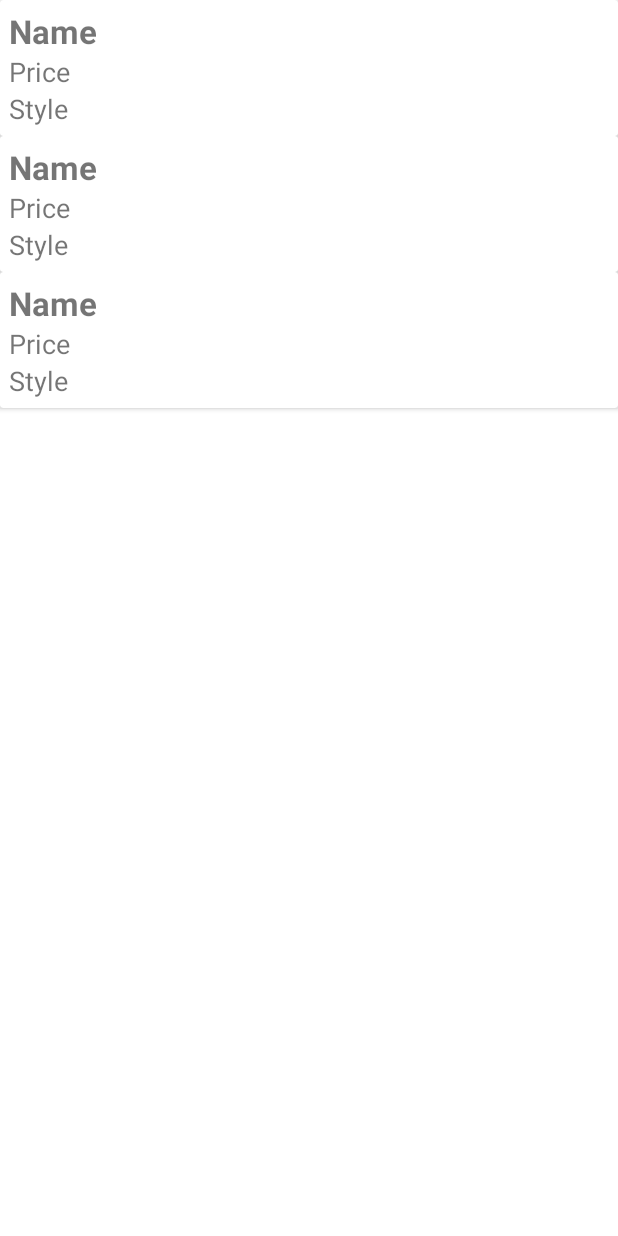
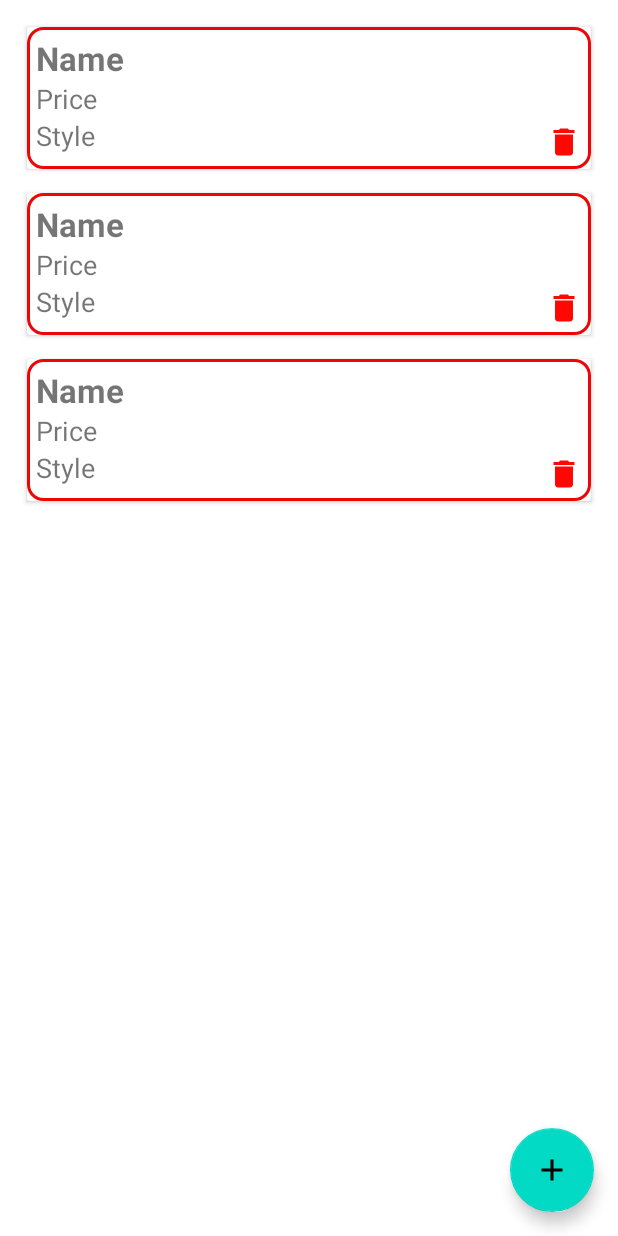
Before and after one commit to CaoThang7/Android_Network_PHP, an Android app: the layout activity_shop.xml on its own in the app's theme, with its tools: preview values and no code run, on a phone screen of 412 x 824 dp. Run offline under Robolectric (Android 15) with nearby library versions, the phone set to English and light mode, and no system bars.

Commit message:
Android Networking with php and java

```diff
--- a/app/src/main/java/com/example/anroid_networking/ASMGD1/API/RetroServer.java
+++ b/app/src/main/java/com/example/anroid_networking/ASMGD1/API/RetroServer.java
@@ -4,7 +4,7 @@ import retrofit2.Retrofit;
 import retrofit2.converter.gson.GsonConverterFactory;
 
 public class RetroServer {
-    private static final String baseURL = "http://192.168.0.101/shop/";
+    private static final String baseURL = "http://10.0.2.2/shop/";
     private static Retrofit retro;
 
     public static Retrofit koneRetrofit(){
--- /dev/null
+++ b/app/src/main/res/drawable/border.xml
@@ -0,0 +1,6 @@
+<?xml version="1.0" encoding="utf-8"?>
+<shape xmlns:android= "http://schemas.android.com/apk/res/android"
+    android:shape="rectangle">
+    <stroke android:width="2dp" android:color="#ec0606"/>
+    <corners android:radius="10dp"/>
+</shape>
--- /dev/null
+++ b/app/src/main/res/drawable/ic_click.xml
@@ -0,0 +1,5 @@
+<vector android:height="24dp" android:tint="#1BD4B9"
+    android:viewportHeight="24" android:viewportWidth="24"
+    android:width="24dp" xmlns:android="http://schemas.android.com/apk/res/android">
+    <path android:fillColor="@android:color/white" android:pathData="M12,2C6.48,2 2,6.48 2,12s4.48,10 10,10 10,-4.48 10,-10S17.52,2 12,2zM17,13h-4v4h-2v-4L7,13v-2h4L11,7h2v4h4v2z"/>
+</vector>
--- /dev/null
+++ b/app/src/main/res/drawable/ic_click2.xml
@@ -0,0 +1,5 @@
+<vector android:height="24dp" android:tint="#FFFFFF"
+    android:viewportHeight="24" android:viewportWidth="24"
+    android:width="24dp" xmlns:android="http://schemas.android.com/apk/res/android">
+    <path android:fillColor="@android:color/white" android:pathData="M19,13h-6v6h-2v-6H5v-2h6V5h2v6h6v2z"/>
+</vector>
--- /dev/null
+++ b/app/src/main/res/drawable/ic_delete.xml
@@ -0,0 +1,5 @@
+<vector android:height="24dp" android:tint="#FF0703"
+    android:viewportHeight="24" android:viewportWidth="24"
+    android:width="24dp" xmlns:android="http://schemas.android.com/apk/res/android">
+    <path android:fillColor="@android:color/white" android:pathData="M6,19c0,1.1 0.9,2 2,2h8c1.1,0 2,-0.9 2,-2V7H6v12zM19,4h-3.5l-1,-1h-5l-1,1H5v2h14V4z"/>
+</vector>
--- a/app/src/main/res/layout/activity_shop.xml
+++ b/app/src/main/res/layout/activity_shop.xml
@@ -7,10 +7,28 @@
     tools:context=".ASMGD1.ShopActivity">
 
     <androidx.recyclerview.widget.RecyclerView
+        android:padding="10dp"
         android:id="@+id/rv_data"
         android:layout_width="match_parent"
         android:layout_height="match_parent"
          tools:listitem="@layout/card_item"
         />
 
+    <ProgressBar
+        android:layout_width="wrap_content"
+        android:layout_height="wrap_content"
+        android:layout_centerInParent="true"
+        android:visibility="invisible"/>
+
+    <com.google.android.material.floatingactionbutton.FloatingActionButton
+        android:id="@+id/fab_shop"
+        android:layout_width="wrap_content"
+        android:layout_height="wrap_content"
+        android:layout_alignParentBottom="true"
+        android:layout_alignParentRight="true"
+        android:layout_margin="16dp"
+        android:clickable="true"
+        android:src="@drawable/ic_click2"
+        />
+
 </RelativeLayout>
--- a/app/src/main/res/layout/card_item.xml
+++ b/app/src/main/res/layout/card_item.xml
@@ -2,12 +2,15 @@
 <androidx.cardview.widget.CardView
     xmlns:android="http://schemas.android.com/apk/res/android"
     android:layout_width="match_parent"
-    android:layout_height="wrap_content">
+    android:layout_height="wrap_content"
+    android:layout_margin="8dp"
+    >
 
     <LinearLayout
         android:layout_width="match_parent"
         android:layout_height="wrap_content"
         android:orientation="vertical"
+        android:background="@drawable/border"
         android:padding="6dp">
 
         <TextView
@@ -44,7 +47,13 @@
             />
 
 
-
+<ImageView
+    android:id="@+id/img_delete"
+    android:layout_width="wrap_content"
+    android:layout_height="wrap_content"
+    android:src="@drawable/ic_delete"
+    android:layout_gravity="right"
+    android:layout_marginTop="-20dp"/>
     </LinearLayout>
 
 
--- a/app/src/main/res/values/colors.xml
+++ b/app/src/main/res/values/colors.xml
@@ -7,4 +7,5 @@
     <color name="teal_700">#FF018786</color>
     <color name="black">#FF000000</color>
     <color name="white">#FFFFFFFF</color>
+    <color name="yellow">#FFEB3B</color>
 </resources>
```
Also changed, not shown: app/src/main/AndroidManifest.xml (+9 -4 lines), app/src/main/java/com/example/anroid_networking/ASMGD1/API/APIRequestData.java (+37 -0 lines), app/src/main/java/com/example/anroid_networking/ASMGD1/Adapter/AdapterData.java (+143 -0 lines), app/src/main/java/com/example/anroid_networking/ASMGD1/DetailActivity.java (added, +79 -0 lines), app/src/main/java/com/example/anroid_networking/ASMGD1/InsertActivity.java (added, +77 -0 lines), app/src/main/java/com/example/anroid_networking/ASMGD1/InsertDataActivity.java (deleted, +0 -16 lines), app/src/main/java/com/example/anroid_networking/ASMGD1/ShopActivity.java (+15 -1 lines), app/src/main/res/layout/activity_detail.xml (added, +62 -0 lines), app/src/main/res/layout/activity_insert.xml (added, +62 -0 lines), app/src/main/res/layout/activity_insert_data.xml (deleted, +0 -9 lines).
